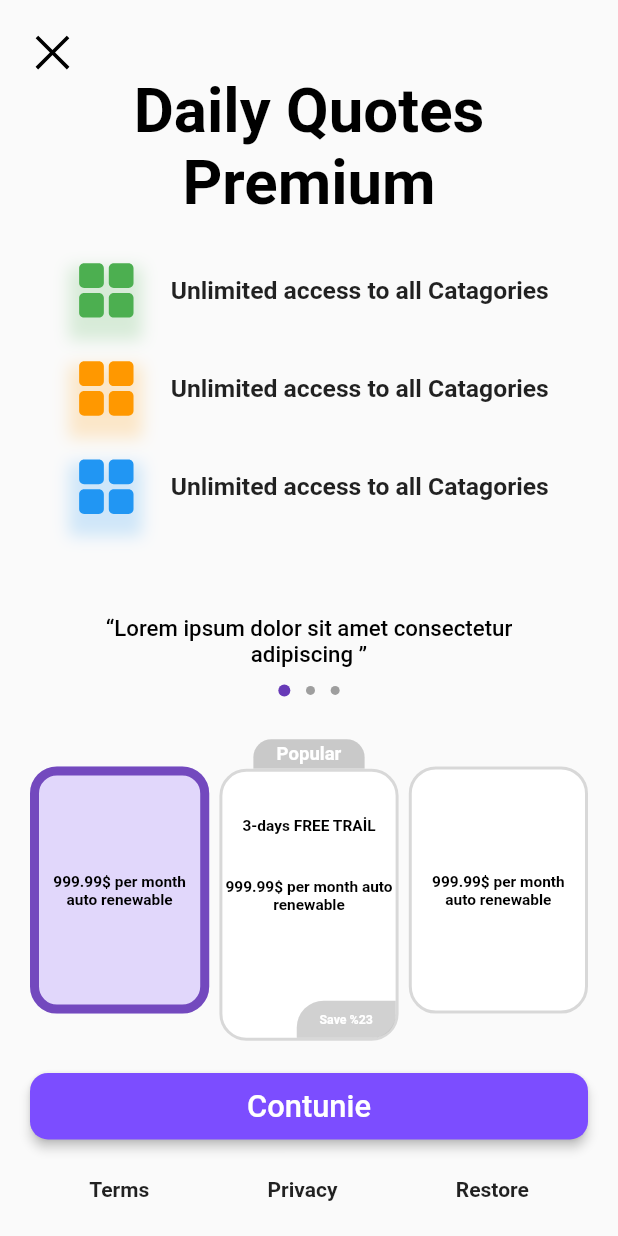
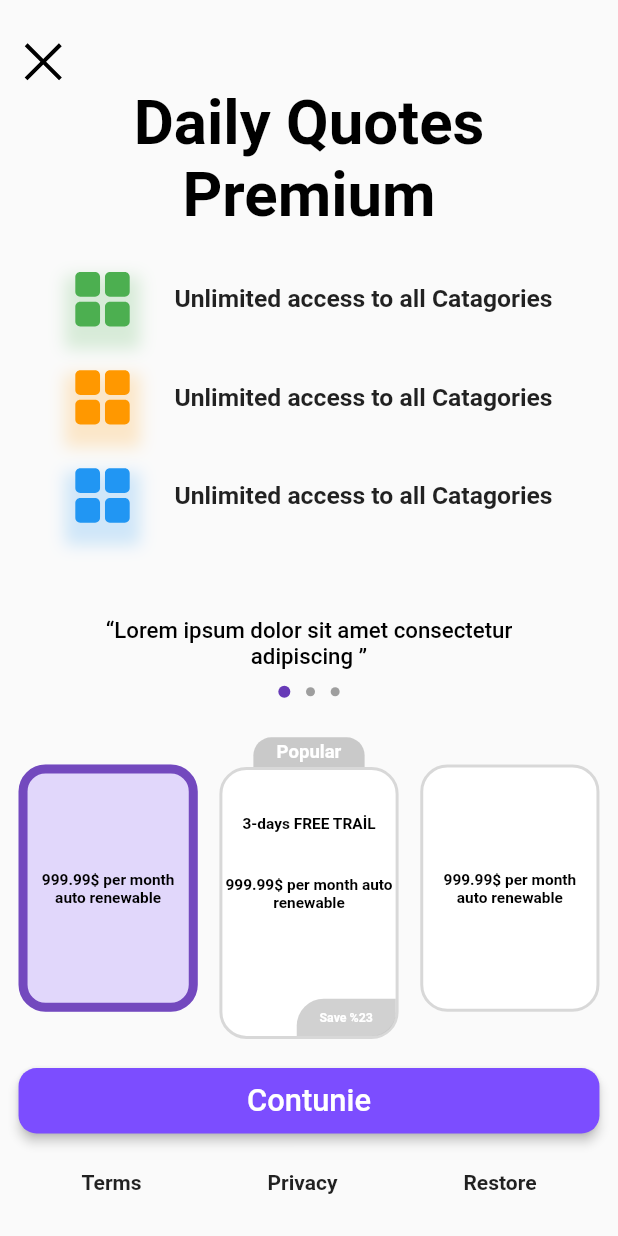
Before and after one commit to muratcancicekk/squamobi, a Flutter app: the screen it shows after launch, on a phone screen of 412 x 824 dp. Run offline on Flutter 3.47's test engine with Material 2 defaults, Android fonts, the phone set to English and light mode, and no system bars; our stand-ins replace flutter_svg, responsive_sizer.

Commit message:
Düzenlemeler yapıldı

```diff
--- a/lib/ui/shared/text_style.dart
+++ b/lib/ui/shared/text_style.dart
@@ -27,3 +27,4 @@ final popularCardSaveBoxDecaration = BoxDecoration(
   ),
   color: Colors.grey.shade400.withOpacity(0.7),
 );
+final ruleTextStyle = TextStyle(fontWeight: FontWeight.bold);
--- a/lib/ui/shared/widget/rule/rule.dart
+++ b/lib/ui/shared/widget/rule/rule.dart
@@ -1,4 +1,6 @@
 import 'package:flutter/material.dart';
+
+import '../../text_style.dart';
 
 class Rule extends StatelessWidget {
   const Rule({
@@ -15,7 +17,7 @@ class Rule extends StatelessWidget {
       onTap: onPress,
       child: Text(
         ruleText,
-        style: TextStyle(fontWeight: FontWeight.bold),
+        style: ruleTextStyle,
       ),
     );
   }
--- a/lib/view/body.dart
+++ b/lib/view/body.dart
@@ -25,7 +25,7 @@ class _BodyState extends State<Body> {
     return SafeArea(
       child: Scaffold(
         body: Padding(
-          padding: EdgeInsets.symmetric(horizontal: 20, vertical: 20),
+          padding: EdgeInsets.symmetric(horizontal: 3.w, vertical: 3.h),
           child: Column(
             crossAxisAlignment: CrossAxisAlignment.start,
             children: [
@@ -56,7 +56,7 @@ class _BodyState extends State<Body> {
   SvgPicture get cancel {
     return SvgPicture.asset(
       Constants.CANCEL_BUTTON_IMAGE,
-      width: 30,
+      width: 8.w,
       alignment: Alignment.topLeft,
     );
   }
```
